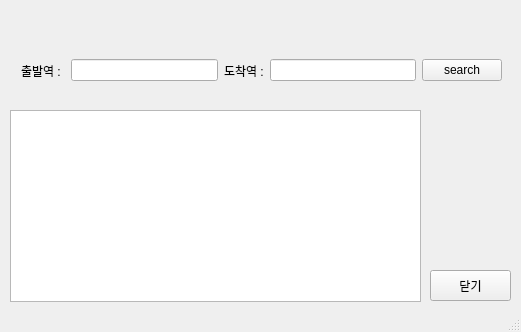
This is mainSubway/mainwindow.ui in dktkwhdk1/Subway-Application-Project as Qt 5 draws it before an edit. The edited form follows.
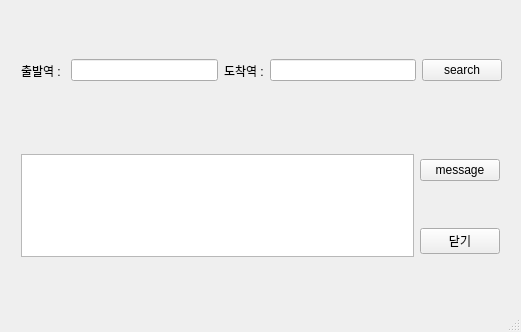
This is the edited form.

```diff
--- a/mainSubway/mainwindow.ui
+++ b/mainSubway/mainwindow.ui
@@ -20,29 +20,6 @@
    <string notr="true"/>
   </property>
   <widget class="QWidget" name="centralWidget">
-   <widget class="QPushButton" name="pushButton_2">
-    <property name="geometry">
-     <rect>
-      <x>430</x>
-      <y>270</y>
-      <width>81</width>
-      <height>31</height>
-     </rect>
-    </property>
-    <property name="text">
-     <string>닫기</string>
-    </property>
-   </widget>
-   <widget class="QTextBrowser" name="textBrowser">
-    <property name="geometry">
-     <rect>
-      <x>10</x>
-      <y>110</y>
-      <width>411</width>
-      <height>192</height>
-     </rect>
-    </property>
-   </widget>
    <widget class="QWidget" name="layoutWidget">
     <property name="geometry">
      <rect>
@@ -106,6 +83,35 @@
      </item>
     </layout>
    </widget>
+   <widget class="QWidget" name="">
+    <property name="geometry">
+     <rect>
+      <x>10</x>
+      <y>110</y>
+      <width>501</width>
+      <height>191</height>
+     </rect>
+    </property>
+    <layout class="QGridLayout" name="gridLayout">
+     <item row="0" column="0" rowspan="2">
+      <widget class="QTextBrowser" name="textBrowser"/>
+     </item>
+     <item row="0" column="1">
+      <widget class="QPushButton" name="pushButton_3">
+       <property name="text">
+        <string>message</string>
+       </property>
+      </widget>
+     </item>
+     <item row="1" column="1">
+      <widget class="QPushButton" name="pushButton_2">
+       <property name="text">
+        <string>닫기</string>
+       </property>
+      </widget>
+     </item>
+    </layout>
+   </widget>
   </widget>
   <widget class="QStatusBar" name="statusBar"/>
  </widget>
```
